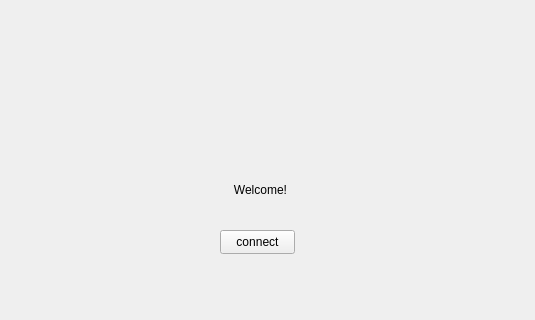
Qt form client/mainwindow.ui (heejin5484/Veda_Mini2) before a commit; both pictures show x 0 to 535 and y 0 to 320 of the 535 by 523 pixel window.
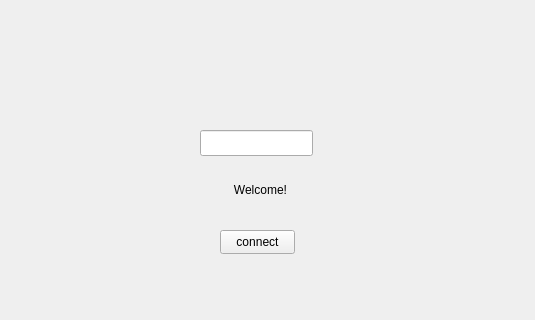
The same form after that commit.

What changed in the file:
```diff
--- a/client/mainwindow.ui
+++ b/client/mainwindow.ui
@@ -49,6 +49,16 @@
      <set>Qt::AlignmentFlag::AlignCenter</set>
     </property>
    </widget>
+   <widget class="QLineEdit" name="ID_Edit">
+    <property name="geometry">
+     <rect>
+      <x>200</x>
+      <y>130</y>
+      <width>113</width>
+      <height>26</height>
+     </rect>
+    </property>
+   </widget>
   </widget>
   <widget class="QMenuBar" name="menubar">
    <property name="geometry">
```
